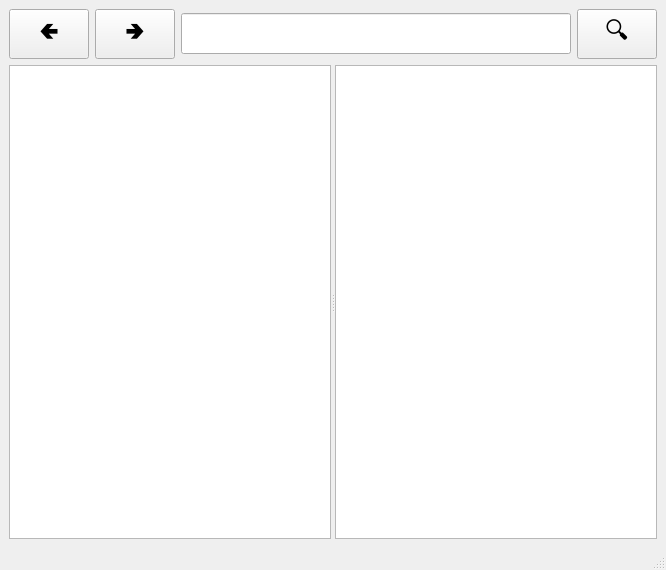
Qt form main.ui (ruslanzakharov/file_browser) before a commit.
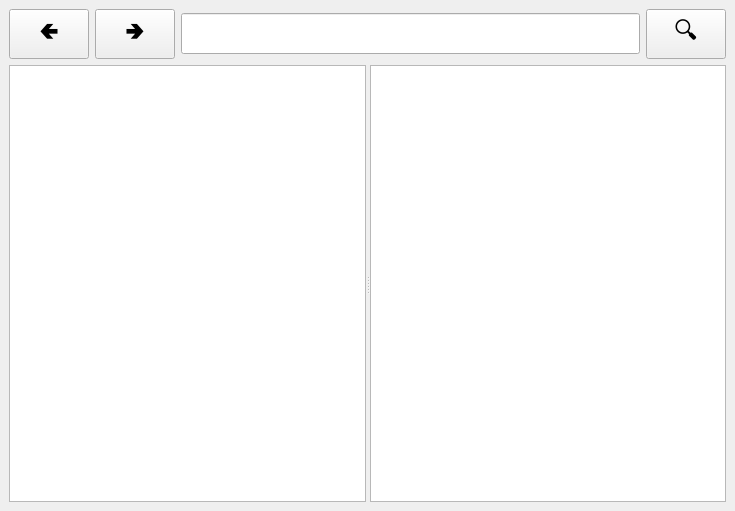
The same form after that commit.

```diff
--- a/main.ui
+++ b/main.ui
@@ -6,8 +6,8 @@
    <rect>
     <x>0</x>
     <y>0</y>
-    <width>666</width>
-    <height>570</height>
+    <width>735</width>
+    <height>511</height>
    </rect>
   </property>
   <property name="windowTitle">
@@ -116,7 +116,6 @@
     </item>
    </layout>
   </widget>
-  <widget class="QStatusBar" name="statusbar"/>
  </widget>
  <resources/>
  <connections/>
```
Left out of the diff: 6 changed lines with no effect on the pictures.
